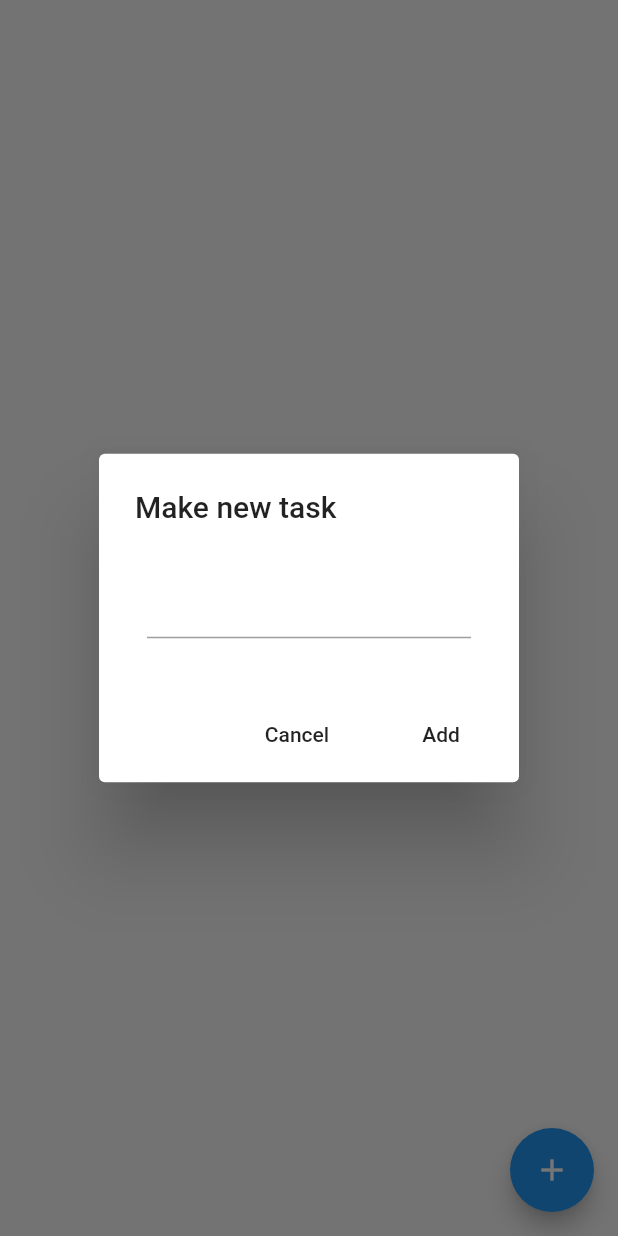
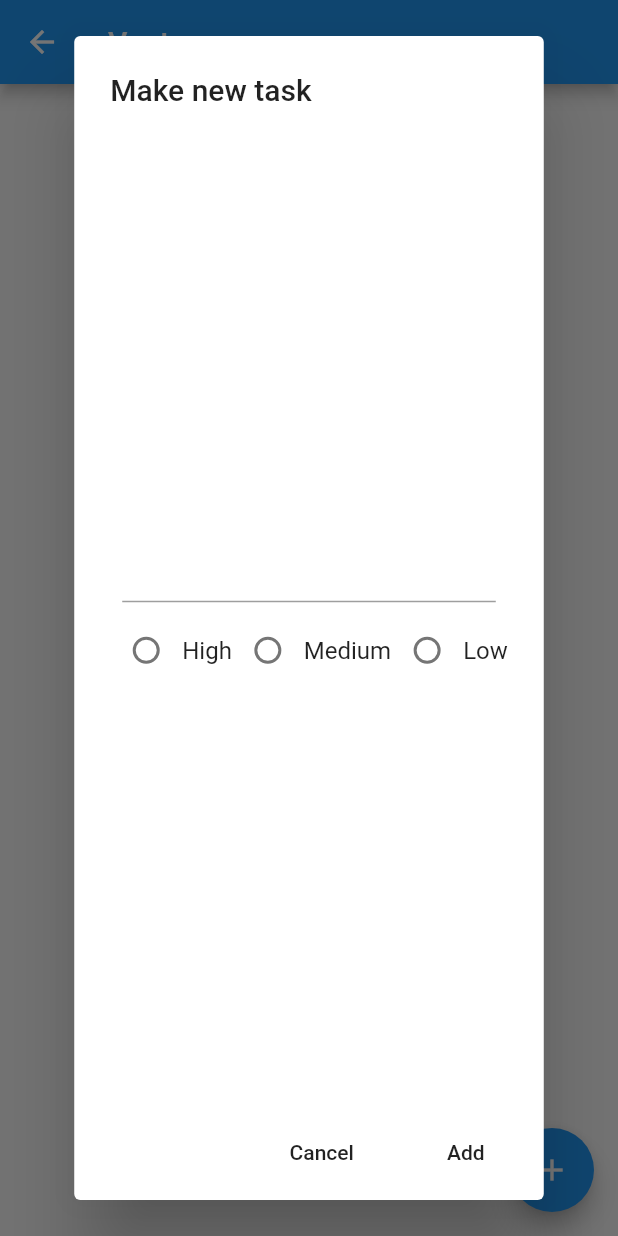
Before and after one commit to stebbih/Guestbook, a Flutter app: the NeedsPage screen opened directly, after a tap on the "add" icon, on a phone screen of 412 x 824 dp. Run offline on Flutter 3.47's test engine with Material 2 defaults, Android fonts, the phone set to English and light mode, and no system bars; our stand-ins replace cloud_firestore, flutter_datetime_picker, font_awesome_flutter; accounts and stored records are empty.

Commit message:
Needs page updated

```diff
--- a/lib/pages/needs.dart
+++ b/lib/pages/needs.dart
@@ -1,54 +1,57 @@
+import 'dart:convert';
+
 import 'package:flutter/material.dart';
+
 
 class NeedsPage extends StatefulWidget {
    @override
-  _NeedsPage createState() => _NeedsPage();
+  State<StatefulWidget> createState() {
+    return new _NeedsPage();
+  }
+
+ /* @override
+  _NeedsPage createState() => _NeedsPage();*/
 }
 
 class _NeedsPage extends State<NeedsPage> {
   final _formKey = GlobalKey<FormState>();
   String user;
-  Map<String, bool> needs = new Map<String, bool>();
+  Map<String, dynamic> needs = new Map<String, dynamic>();
+  int priority = 3;
 
-  void addNeed(String value) {
-    if (value != '') {
-      setState(() => needs[value] = false);
+
+  void addNeed(String need, int priority) {
+    debugPrint(priority.toString());
+    debugPrint(need);
+    // todo add to firestore
+    if (need != '') {
+      var tmpPri = priority.toString();
+      try {
+      var jsonData = '{ "reporter": "Me", "priority": $tmpPri, "doer": "" }';
+      var parsedJson = json.decode(jsonData);
+      needs[need] = parsedJson;
+      } catch(e) {
+        print("error: $e");
+      }
+
     }
   }
 
-  Widget build(BuildContext context) {
-    return Scaffold(
-      body: Column(children: <Widget>[
-        Expanded(
-            child: new ListView.builder(
-          itemCount: needs.length == null ? 0 : needs.length,
-          itemBuilder: (context, index) {
-            String value = needs.keys.elementAt(index);
-            return new Card(
-                child: ListTile(
-                    leading: new Checkbox(
-                      value: needs[value],
-                      onChanged: (v) {
-                        setState(() {
-                          needs[value] = !needs[value];
-                        });
-                      },
-                    ),
-                    title: new Text(value)));
-          },
-        )),
-      ]),
-      floatingActionButton: FloatingActionButton(
-        child: Icon(Icons.add),
-        onPressed: () {
-          showDialog(
+  int _radioValue = 0;
+  int value = 0;
+
+
+  _displayDialog(BuildContext context) async {
+      return showDialog(
           context: context,
           builder: (context) {
             return StatefulBuilder(
               builder: (context, setState) {
-                    return AlertDialog(
+                return new AlertDialog(
                   title: Text("Make new task"),
-                        content: Form(
+                  content:
+                    Center(
+                    child: Form(
                       key: _formKey,
                       child: Column(
                       mainAxisSize: MainAxisSize.min,
@@ -56,13 +59,52 @@ class _NeedsPage extends State<NeedsPage> {
                           Padding(
                               padding: EdgeInsets.all(8.0),
                                   child: TextFormField(
-                                  onSaved: (String value) {
-                                    addNeed(value);
+                                    onSaved: (String v) {
+                                      addNeed(v, priority);
                                       Navigator.pop(context);
                                     },
                                   ),
                                 ),
+                        Row(
+                            mainAxisAlignment: MainAxisAlignment.center,
+                            children: <Widget> [
+                              new Radio(
+                                value: 1,
+                                groupValue: _radioValue,
+                                onChanged: (val) {
+                                  setState(() {
+                                    _radioValue = val;
+                                    priority = val;
+                                  });
+                                },
+                              ),
+                              new Text('High'),
+                              new Radio(
+                                value: 2,
+                                groupValue: _radioValue,
+                                onChanged: (val) {
+                                  setState(() {
+                                    _radioValue = val;
+                                    priority = val;
+                                  });
+                                },
+                              ),
+                              new Text('Medium'),
+                              new Radio(
+                                value: 3,
+                                groupValue: _radioValue,
+                                onChanged: (val) {
+                                  setState(() {
+                                    _radioValue = val;
+                                    priority = val;
+                                  });
+                                },
+                              ),
+                              new Text('Low')
+                            ]
+                          ),
                               ],
+                            ),
                           ),
                         ),
                         actions: <Widget>[
@@ -76,12 +118,54 @@ class _NeedsPage extends State<NeedsPage> {
                             },
                             child: Text("Add"),
                           ),
-                        ]);
-                  },
+                    ]
                   );
                 });
               },
-      ),
             );
   }
+
+  Widget build(BuildContext context) {
+    return Scaffold(
+      appBar: AppBar(
+        title: const Text('Vantar'),
+      ),
+      body: Column(
+        children: <Widget>[
+         Expanded (
+           child: new ListView.builder(
+            itemCount: needs.length == null ? 0 : needs.length,
+            itemBuilder: (context, index) {
+              String need = needs.keys.elementAt(index);
+              debugPrint(need);
+              debugPrint(needs[need]['doer']);
+              return new  Card(
+                  child: ListTile(
+                    leading: new Checkbox(
+                      value: needs[need]['doer'] == '' ? false : true,
+                      onChanged: (v) {
+                        setState(() {
+                          if (needs[need]['doer'] == '') {
+                            needs[need]['doer'] = 'Me';
+                          } else {
+                            needs[need]['doer'] = '';
                           }
+                        });
+                      },
+                      ),
+                    title: new Text(need.toString())
+                )
+              );
+            },
+          )
+        ),
+        ]
+        ),
+        floatingActionButton: FloatingActionButton(
+            child: Icon(Icons.add),
+            onPressed: () => _displayDialog(context)
+        )
+      );
+    }
+
+}
```
Lines whose indentation alone changed are shown as unchanged.
